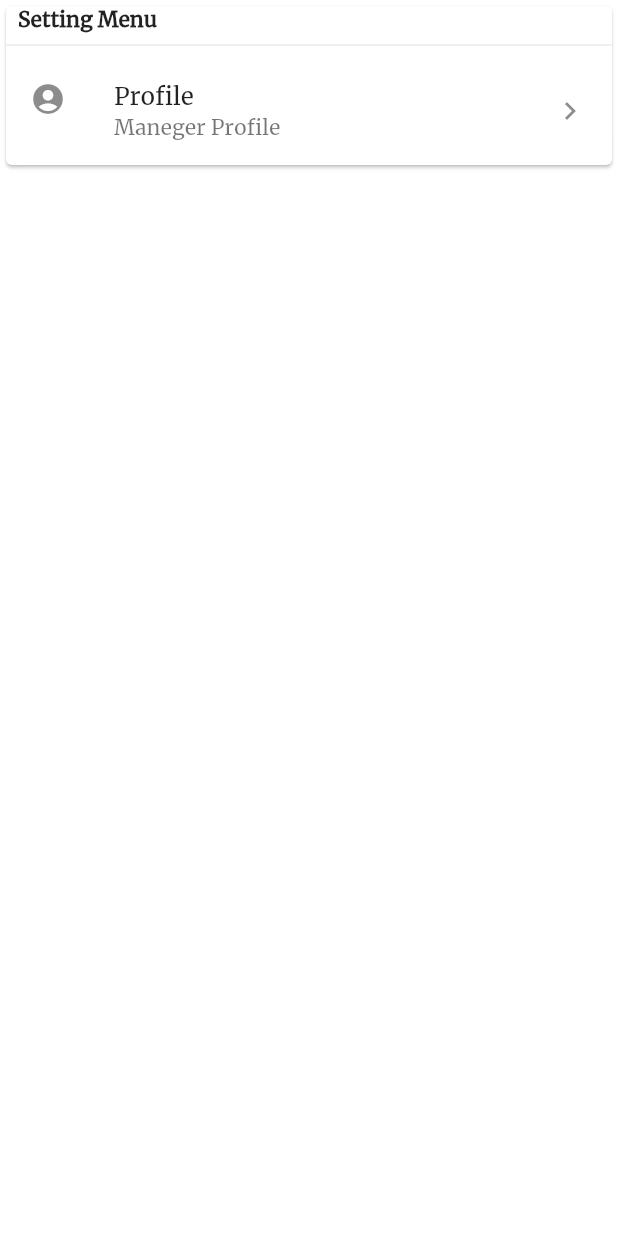
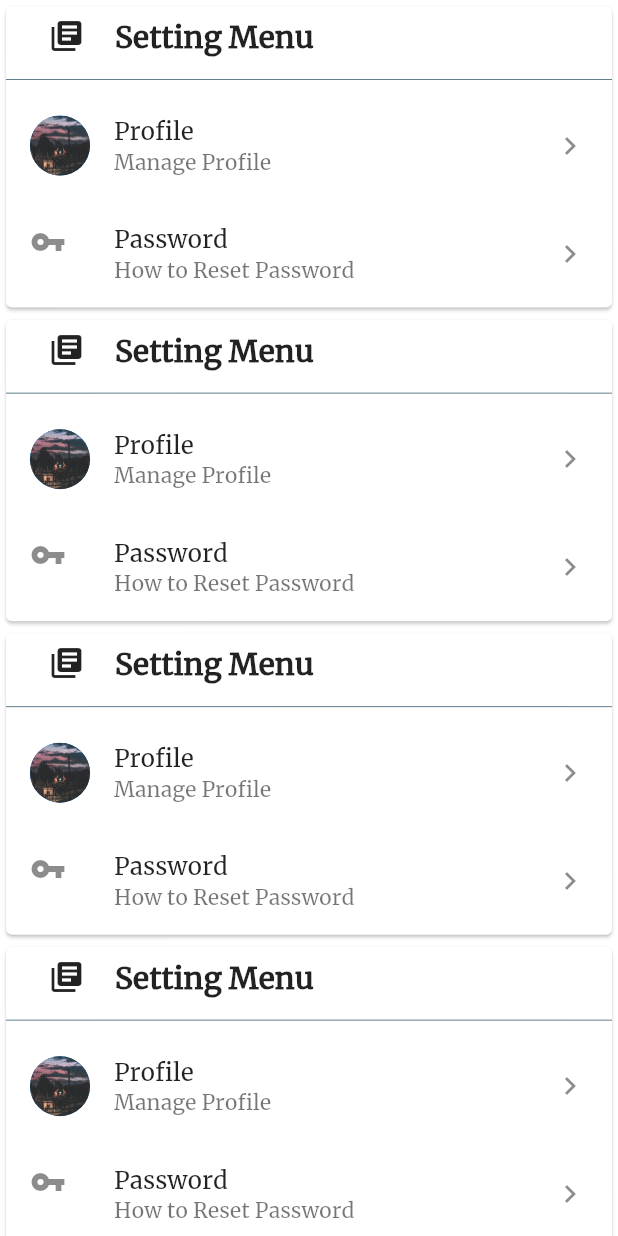
Before and after one commit to wattipong/testFullter, a Flutter app: the PageThree screen opened by its route, on a phone screen of 412 x 824 dp. Run offline on Flutter 3.47's test engine with Material 2 defaults, Android fonts, the phone set to English and light mode, and no system bars; network calls fail.

Commit message:
ListDay2

```diff
--- a/lib/screens/add_screen.dart
+++ b/lib/screens/add_screen.dart
@@ -20,6 +20,7 @@ class _AddScreenState extends State<AddScreen> {
     );
   }
 
+
   Widget raisedButtonBack() {
     return RaisedButton(
       color: Colors.blue,
@@ -30,6 +31,8 @@ class _AddScreenState extends State<AddScreen> {
       child: Text('Back'),
     );
   }
+
+
 
   Widget listView() {
     return ListView(
--- a/lib/screens/page_three.dart
+++ b/lib/screens/page_three.dart
@@ -9,35 +9,91 @@ class _PageThreeState extends State<PageThree> {
 // Field
 
 //Mathod
+  Widget divider() {
+    return Divider(
+      color: Colors.blueGrey,
+    );
+  }
 
-  @override
-  Widget build(BuildContext context) {
-    return ListView(
+  Widget listTileProfile() {
+    return ListTile(
+      leading: CircleAvatar(
+        backgroundImage: AssetImage('images/black.jpg'),
+      ),
+      title: Text('Profile'),
+      subtitle: Text('Manage Profile'),
+      trailing: Icon(Icons.keyboard_arrow_right),
+    );
+  }
+
+  Widget listTileKey() {
+    return ListTile(
+      leading: Icon(Icons.vpn_key),
+      title: Text('Password'),
+      subtitle: Text('How to Reset Password'),
+      trailing: Icon(Icons.keyboard_arrow_right),
+    );
+  }
+
+  Widget textHeader() {
+    return Padding(
+      padding: const EdgeInsets.all(8.0),
+      child: Row(
+        crossAxisAlignment: CrossAxisAlignment.start,
+        mainAxisAlignment: MainAxisAlignment.start,
         children: <Widget>[
-        Card(
-          child: Column(
-            crossAxisAlignment: CrossAxisAlignment.start,
-            children: <Widget>[
-              Padding(
-                padding: const EdgeInsets.only(left: 8.0),
+          Expanded(child: Icon(Icons.library_books)),
+          Expanded(
+            flex: 5,
             child: Text(
               'Setting Menu',
-                  style: TextStyle(fontWeight: FontWeight.bold),
+              style: TextStyle(
+                fontWeight: FontWeight.bold,
+                fontSize: 20.0,
               ),
-              ),
-              Divider(),
-              ListTile(
-                leading: Icon(Icons.account_circle),
-                title: Text('Profile'),
-                subtitle: Text('Maneger Profile'),
-                trailing: Icon(
-                  Icons.keyboard_arrow_right,
             ),
           ),
         ],
       ),
-        )
+    );
+  }
+
+  Widget columnCard() {
+    return Column(
+      crossAxisAlignment: CrossAxisAlignment.start,
+      children: <Widget>[
+        textHeader(),
+        divider(),
+        listTileProfile(),
+        listTileKey(),
       ],
     );
   }
+
+  Widget card() {
+    return Card(
+      child: columnCard(),
+    );
   }
+
+  Widget listView() {
+    return ListView(
+      children: <Widget>[
+        card(),
+        SizedBox(
+          height: 0.1,
+        ),
+        card(),
+        card(),
+        card(),
+        card(),
+        card(),
+      ],
+    );
+  }
+
+  @override
+  Widget build(BuildContext context) {
+    return listView();
+  }
+}
```
Lines whose indentation alone changed are shown as unchanged.
